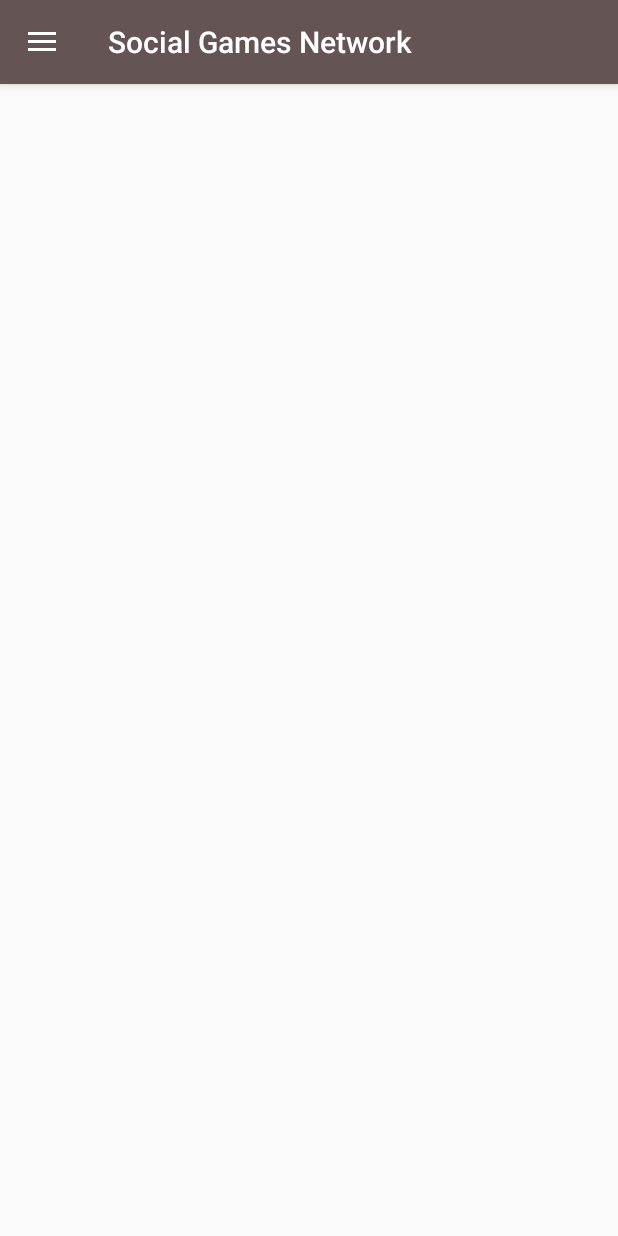
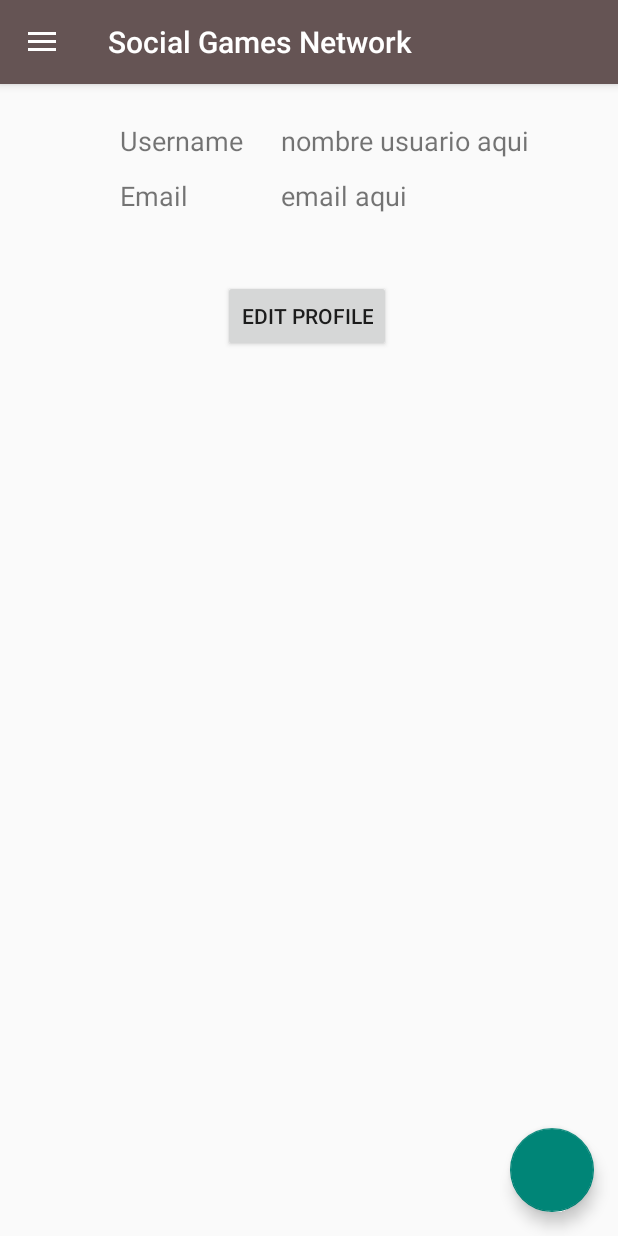
Before and after one commit to marvinulanday/Social_Games_Network, an Android app: the ProfileFragment screen opened directly, with no data from a screen before it, on a phone screen of 412 x 824 dp. Run offline under Robolectric (Android 15) with nearby library versions, the light colour scheme and no system bars; Roboto replaces fonts that are not available here.

Commit message:
Ajustado Perfil

```diff
--- a/app/src/main/res/layout/fragment_profile.xml
+++ b/app/src/main/res/layout/fragment_profile.xml
@@ -1,5 +1,99 @@
 <?xml version="1.0" encoding="utf-8"?>
-<RelativeLayout xmlns:android="http://schemas.android.com/apk/res/android"
-    android:layout_width="match_parent" android:layout_height="match_parent">
+<androidx.constraintlayout.widget.ConstraintLayout xmlns:android="http://schemas.android.com/apk/res/android"
+    xmlns:app="http://schemas.android.com/apk/res-auto"
+    xmlns:tools="http://schemas.android.com/tools"
+    android:id="@+id/relativeLayout"
+    android:layout_width="match_parent"
+    android:layout_height="match_parent">
 
-</RelativeLayout>
+    <ImageView
+        android:id="@+id/imageView"
+        android:layout_width="0dp"
+        android:layout_height="wrap_content"
+        android:layout_marginStart="1dp"
+        android:layout_marginLeft="1dp"
+        android:layout_marginTop="1dp"
+        android:background="#655454"
+        android:scaleType="fitCenter"
+        app:layout_constraintEnd_toEndOf="parent"
+        app:layout_constraintLeft_toLeftOf="parent"
+        app:layout_constraintRight_toRightOf="parent"
+        app:layout_constraintStart_toStartOf="parent"
+        app:layout_constraintTop_toTopOf="parent"
+        tools:srcCompat="@tools:sample/avatars" />
+
+    <TextView
+        android:id="@+id/textView11"
+        android:layout_width="wrap_content"
+        android:layout_height="wrap_content"
+        android:layout_marginTop="24dp"
+        android:autoText="false"
+        android:text="nombre usuario aqui"
+        android:textSize="18sp"
+        app:layout_constraintEnd_toEndOf="parent"
+        app:layout_constraintHorizontal_bias="0.303"
+        app:layout_constraintStart_toEndOf="@+id/textView10"
+        app:layout_constraintTop_toBottomOf="@+id/imageView" />
+
+    <TextView
+        android:id="@+id/textView12"
+        android:layout_width="wrap_content"
+        android:layout_height="wrap_content"
+        android:layout_marginStart="80dp"
+        android:layout_marginLeft="80dp"
+        android:layout_marginTop="12dp"
+        android:autoText="false"
+        android:text="Email"
+        android:textSize="18sp"
+        app:layout_constraintStart_toStartOf="parent"
+        app:layout_constraintTop_toBottomOf="@+id/textView10" />
+
+    <TextView
+        android:id="@+id/textView13"
+        android:layout_width="wrap_content"
+        android:layout_height="wrap_content"
+        android:layout_marginTop="12dp"
+        android:autoText="false"
+        android:text="email aqui"
+        android:textSize="18sp"
+        app:layout_constraintEnd_toEndOf="parent"
+        app:layout_constraintHorizontal_bias="0.307"
+        app:layout_constraintStart_toEndOf="@+id/textView12"
+        app:layout_constraintTop_toBottomOf="@+id/textView11" />
+
+    <TextView
+        android:id="@+id/textView10"
+        android:layout_width="wrap_content"
+        android:layout_height="wrap_content"
+        android:layout_marginStart="80dp"
+        android:layout_marginLeft="80dp"
+        android:layout_marginTop="24dp"
+        android:autoText="false"
+        android:text="Username"
+        android:textSize="18sp"
+        app:layout_constraintStart_toStartOf="parent"
+        app:layout_constraintTop_toBottomOf="@+id/imageView" />
+
+    <Button
+        android:id="@+id/button"
+        android:layout_width="wrap_content"
+        android:layout_height="wrap_content"
+        android:layout_marginTop="44dp"
+        android:text="Edit Profile"
+        app:layout_constraintEnd_toEndOf="parent"
+        app:layout_constraintHorizontal_bias="0.495"
+        app:layout_constraintStart_toStartOf="parent"
+        app:layout_constraintTop_toBottomOf="@+id/textView13" />
+
+    <android.support.design.widget.FloatingActionButton
+        android:id="@+id/floatButton"
+        android:layout_width="wrap_content"
+        android:layout_height="wrap_content"
+        android:layout_gravity="bottom"
+        android:layout_margin="16dp"
+
+        app:layout_constraintBottom_toBottomOf="parent"
+        app:layout_constraintEnd_toEndOf="parent" />
+
+
+</androidx.constraintlayout.widget.ConstraintLayout>
```
